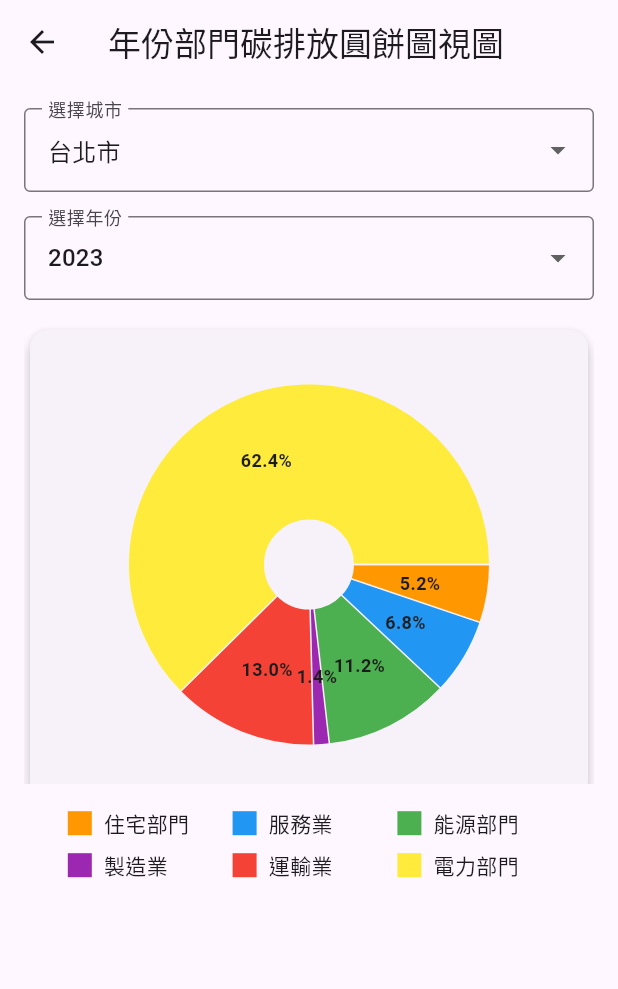
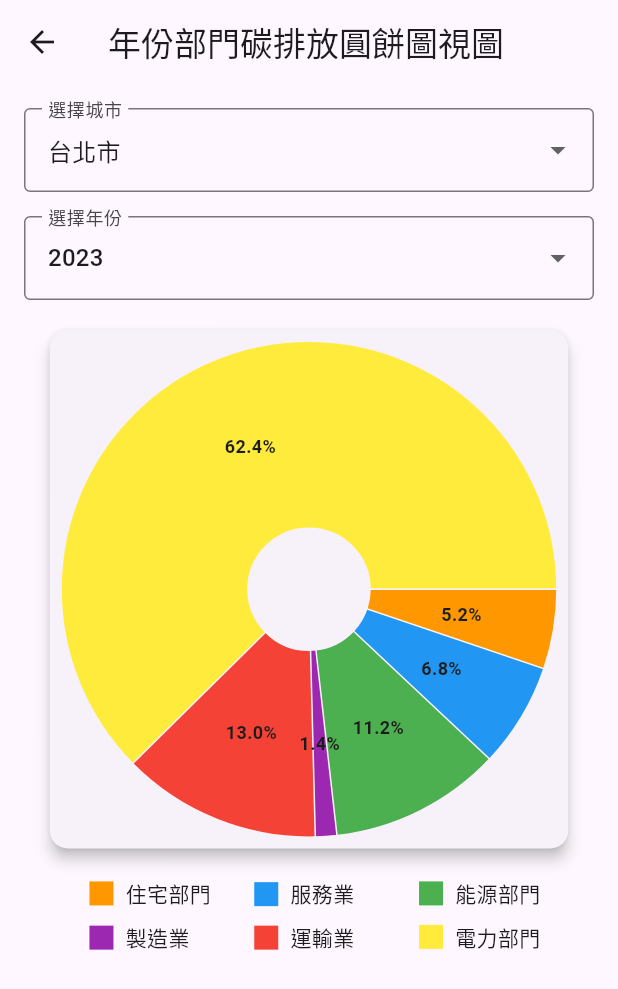
Before and after one commit to HowHaoChih/Carbon_APP_Fonted, a Flutter app: the DepartmentPieChartViewScreen screen opened directly, on a phone screen of 412 x 824 dp. Shown: the top 989 px of the screen. Run offline on Flutter 3.47's test engine with Material 3 defaults, Android fonts, the phone set to English and light mode, and no system bars; drawn by our look-alikes of fl_chart.

Commit message:
feat: Adjust chart height to maintain proportional dimensions
- Dynamically set the height of the chart based on its own dimensions.
- Prevent the chart height from increasing disproportionately when the width is expanded.
- Ensure the layout remains stable without compressing other content.

```diff
--- a/lib/screens/county_industry_page.dart
+++ b/lib/screens/county_industry_page.dart
@@ -39,9 +39,9 @@ class _CountyIndustryViewScreenState extends State<CountyIndustryViewScreen> {
   // 產業列表（英文對應繁體中文）
   final Map<String, String> allDepartments = {
     "Residential": "住宅部門",
-    "Services": "服務業",
+    "Services": "服務業　",
     "Energy": "能源部門",
-    "Manufacturing": "製造業",
+    "Manufacturing": "製造業　",
     "Transportation": "交通運輸",
     "Electricity": "電力部門"
   };
--- a/lib/screens/industry_page.dart
+++ b/lib/screens/industry_page.dart
@@ -12,9 +12,9 @@ class _IndustryViewScreenState extends State<IndustryViewScreen> {
   // 用於選擇顯示的產業（英文對應繁體中文）
   final Map<String, String> allDepartments = {
     "Residential": "住宅部門",
-    "Services": "服務業",
+    "Services": "服務業　",
     "Energy": "能源部門",
-    "Manufacturing": "製造業",
+    "Manufacturing": "製造業　",
     "Transportation": "交通運輸",
     "Electricity": "電力部門"
   };
--- a/lib/screens/single_year_page.dart
+++ b/lib/screens/single_year_page.dart
@@ -88,7 +88,8 @@ class _DepartmentPieChartViewScreenState
                 labelText: "選擇城市",
                 border: OutlineInputBorder(),
               ),
-              menuMaxHeight: 600, // 設置最大展開高度
+              menuMaxHeight:
+                  MediaQuery.of(context).size.height * 0.5, // 設置最大展開高度
             ),
           ),
           const SizedBox(height: 16), // 增加間距
@@ -114,31 +115,24 @@ class _DepartmentPieChartViewScreenState
                 labelText: "選擇年份",
                 border: OutlineInputBorder(),
               ),
-              menuMaxHeight: 600, // 設置最大展開高度
+              menuMaxHeight:
+                  MediaQuery.of(context).size.height * 0.5, // 設置最大展開高度
             ),
           ),
           const SizedBox(height: 16), // 增加間距
           // 圖表展示
-          SizedBox(
-            height:
-                MediaQuery.of(context).size.height * 0.45, // 整個容器高度為屏幕高度的 50%
-            child: Padding(
+          Padding(
             padding: const EdgeInsets.symmetric(horizontal: 16.0),
             child: Column(
               children: [
-                  Expanded(
-                    flex: 3, // PieChart 占用更多空間
-                    child: DepartmentPieChart(
+                DepartmentPieChart(
                   year: selectedYear,
-                      city: selectedCity == "全國"
-                          ? "Total"
-                          : selectedCity, // 傳入選中的年份
-                    ),
+                  city:
+                      selectedCity == "全國" ? "Total" : selectedCity, // 傳入選中的年份
                 ),
                 const SizedBox(height: 16), // PieChart 和 Legend 之間的間距
                 Container(
-                    margin:
-                        const EdgeInsets.only(left: 16.0, right: 8.0), // 左右邊距
+                  margin: const EdgeInsets.only(left: 16.0, right: 8.0), // 左右邊距
                   constraints: BoxConstraints(
                     maxWidth: MediaQuery.of(context).size.width * 0.8, // 限制寬度
                   ),
@@ -149,7 +143,6 @@ class _DepartmentPieChartViewScreenState
               ],
             ),
           ),
-          ),
         ],
       ),
     );
--- a/lib/widgets/department_legend.dart
+++ b/lib/widgets/department_legend.dart
@@ -5,7 +5,7 @@ class DepartmentLegend extends StatelessWidget {
 
   const DepartmentLegend({
     required this.departmentList,
-    super.key, // 使用 super 的簡化參數形式
+    super.key,
   });
 
   String _getDepartmentName(String key) {
@@ -13,13 +13,13 @@ class DepartmentLegend extends StatelessWidget {
       case "Residential":
         return "住宅部門";
       case "Services":
-        return "服務業";
+        return "服務業　";
       case "Energy":
         return "能源部門";
       case "Manufacturing":
-        return "製造業";
+        return "製造業　";
       case "Transportation":
-        return "運輸業";
+        return "運輸業　";
       case "Electricity":
         return "電力部門";
       default:
@@ -52,6 +52,7 @@ class DepartmentLegend extends StatelessWidget {
       final color = _getColorForDepartment(departmentKey);
       final departmentName = _getDepartmentName(departmentKey);
       return Row(
+        mainAxisAlignment: MainAxisAlignment.center, // 內容置中
         children: [
           Container(
             width: 16,
@@ -68,20 +69,34 @@ class DepartmentLegend extends StatelessWidget {
     }).toList();
 
     return Column(
+      mainAxisAlignment: MainAxisAlignment.center, // 整體置中
+      crossAxisAlignment: CrossAxisAlignment.center,
       children: [
         Row(
+          mainAxisAlignment: MainAxisAlignment.center, // 第一排置中
           crossAxisAlignment: CrossAxisAlignment.start,
           children: legendItems
               .sublist(0, 3)
-              .map((item) => Expanded(child: item))
+              .map((item) => Expanded(
+                    child: Align(
+                      alignment: Alignment.centerLeft, // 顏色部分對齊左側
+                      child: item,
+                    ),
+                  ))
               .toList(),
         ),
         const SizedBox(height: 8),
         Row(
+          mainAxisAlignment: MainAxisAlignment.center, // 第二排置中
           crossAxisAlignment: CrossAxisAlignment.start,
           children: legendItems
               .sublist(3)
-              .map((item) => Expanded(child: item))
+              .map((item) => Expanded(
+                    child: Align(
+                      alignment: Alignment.centerLeft, // 顏色部分對齊左側
+                      child: item,
+                    ),
+                  ))
               .toList(),
         ),
       ],
--- a/lib/widgets/department_pie_chart.dart
+++ b/lib/widgets/department_pie_chart.dart
@@ -127,24 +127,38 @@ class _DepartmentPieChartState extends State<DepartmentPieChart> {
 
   @override
   Widget build(BuildContext context) {
+    final size = MediaQuery.of(context).size;
+
+    // 其他部件的總高度（根據之前計算得出）
+    const double otherComponentsHeight = 270.0; // 包括 AppBar、高度和其他間距
+    final double availableHeight =
+        size.height - otherComponentsHeight; // 剩餘可用高度
+    final double maxDimension =
+        availableHeight < size.width ? availableHeight : size.width;
+
+    final double radius = maxDimension * 0.3; // 將 radius 限制為可用尺寸的 30%
+    final double pieChartSize = maxDimension * 0.8; // 圖表寬高限制為可用尺寸的 80%
+
     return SingleChildScrollView(
       child: Column(
         children: [
           Card(
             elevation: 4,
-            shape:
-                RoundedRectangleBorder(borderRadius: BorderRadius.circular(12)),
+            shape: RoundedRectangleBorder(
+              borderRadius: BorderRadius.circular(12),
+            ),
             child: Padding(
               padding: const EdgeInsets.all(8.0),
               child: departmentData.isEmpty
                   ? const Center(child: CircularProgressIndicator())
-                  : AspectRatio(
-                      aspectRatio: 1.2,
+                  : SizedBox(
+                      width: pieChartSize, // 設定動態寬度
+                      height: pieChartSize, // 設定動態高度
                       child: PieChart(
                         PieChartData(
-                          sections: _getSections(),
+                          sections: _getSections(radius),
                           sectionsSpace: 1,
-                          centerSpaceRadius: 30,
+                          centerSpaceRadius: radius / 3,
                           borderData: FlBorderData(show: false),
                         ),
                       ),
@@ -156,17 +170,16 @@ class _DepartmentPieChartState extends State<DepartmentPieChart> {
     );
   }
 
-  List<PieChartSectionData> _getSections() {
+  List<PieChartSectionData> _getSections(double radius) {
     return departmentData.entries.map((entry) {
       final departmentKey = entry.key;
-      // final department = _getDepartmentName(departmentKey);
       final value = entry.value;
       final color = _getColorForDepartment(departmentKey);
       return PieChartSectionData(
         color: color,
         value: value,
         title: '${value.toStringAsFixed(1)}%',
-        radius: 90,
+        radius: radius, // 根據動態計算的 radius 設定
         titleStyle: const TextStyle(
           fontSize: 12,
           fontWeight: FontWeight.bold,
```
Also changed, not shown: lib/screens/home_screen.dart (+21 -8 lines), lib/widgets/stacked_bar_and_line_chart.dart (+23 -9 lines). Lines whose indentation alone changed are shown as unchanged.
